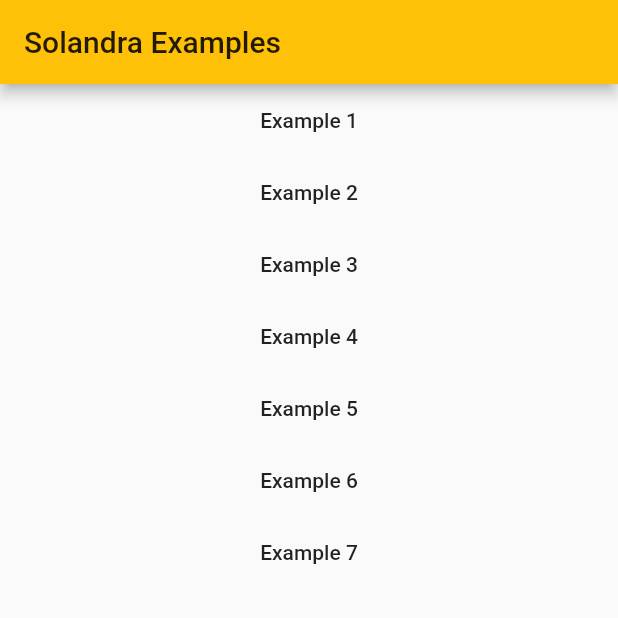
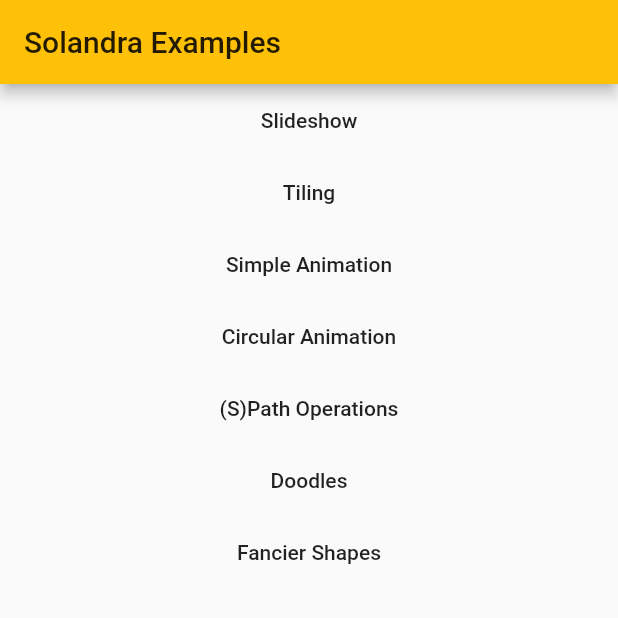
Before and after one commit to jamesporter/solandra-flutter, a Flutter app: the screen it shows after launch, on a phone screen of 412 x 824 dp, the top half of it. Run offline on Flutter 3.47's test engine with Material 2 defaults, Android fonts, the phone set to English and light mode, and no system bars; our stand-ins replace flutter_hooks.

Commit message:
many more examples, improve setup a bit
the slideshow ones don't work with live reload... should figure out how to do that

```diff
--- /dev/null
+++ b/example/lib/examples.dart
@@ -0,0 +1,41 @@
+import 'package:example/hello_solandra.dart';
+import 'package:example/hello_solandra_five.dart';
+import 'package:example/hello_solandra_four.dart';
+import 'package:example/hello_solandra_seven.dart';
+import 'package:example/hello_solandra_six.dart';
+import 'package:example/hello_solandra_three.dart';
+import 'package:example/hello_solandra_two.dart';
+import 'package:example/home_screen.dart';
+import 'package:flutter/material.dart';
+
+final Map<String, Widget Function(BuildContext ctx)> examples = {
+  "Slideshow": (_) => ExampleOne(),
+  "Tiling": (_) => ExampleTwo(),
+  "Simple Animation": (_) => ExampleThree(),
+  "Circular Animation": (_) => ExampleFour(),
+  "(S)Path Operations": (_) => ExampleFive(),
+  "Doodles": (_) => ExampleSix(),
+  "Fancier Shapes": (_) => ExampleSeven()
+};
+
+Map<String, Widget Function(BuildContext ctx)> routes() {
+  Map<String, Widget Function(BuildContext ctx)> routeMap = {
+    "/": (_) => HomeScreen()
+  };
+  var i = 1;
+  examples.forEach((key, value) {
+    routeMap["/$i"] = value;
+    i++;
+  });
+  return routeMap;
+}
+
+List<String> routeNames() {
+  List<String> names = [];
+  examples.forEach((key, value) {
+    names.add(key);
+  });
+  return names;
+}
+
+final examplesCount = examples.length;
--- a/example/lib/home_screen.dart
+++ b/example/lib/home_screen.dart
@@ -1,8 +1,11 @@
 import 'package:flutter/material.dart';
+import 'examples.dart';
 
 class HomeScreen extends StatelessWidget {
   @override
   Widget build(BuildContext context) {
+    final names = routeNames();
+
     return Scaffold(
         appBar: AppBar(
           title: const Text("Solandra Examples"),
@@ -20,8 +23,8 @@ class HomeScreen extends StatelessWidget {
                   },
                   child: Padding(
                       padding: const EdgeInsets.all(16),
-                      child: Text("Example ${idx + 1}")));
-            }, childCount: 7))
+                      child: Text(names[idx])));
+            }, childCount: examplesCount))
           ],
         ));
   }
--- a/example/lib/main.dart
+++ b/example/lib/main.dart
@@ -1,11 +1,4 @@
-import 'package:example/hello_solandra.dart';
-import 'package:example/hello_solandra_five.dart';
-import 'package:example/hello_solandra_four.dart';
-import 'package:example/hello_solandra_seven.dart';
-import 'package:example/hello_solandra_six.dart';
-import 'package:example/hello_solandra_three.dart';
-import 'package:example/hello_solandra_two.dart';
-import 'package:example/home_screen.dart';
+import 'package:example/examples.dart';
 import 'package:flutter/material.dart';
 
 void main() {
@@ -33,16 +26,7 @@ class MyApp extends StatelessWidget {
               TargetPlatform.windows: FadeUpwardsPageTransitionsBuilder(),
             },
           )),
-      routes: {
-        "/": (_) => HomeScreen(),
-        "/1": (_) => ExampleOne(),
-        "/2": (_) => ExampleTwo(),
-        "/3": (_) => ExampleThree(),
-        "/4": (_) => ExampleFour(),
-        "/5": (_) => ExampleFive(),
-        "/6": (_) => ExampleSix(),
-        "/7": (_) => ExampleSeven()
-      },
+      routes: routes(),
       // showPerformanceOverlay: true,
       debugShowCheckedModeBanner: false,
     );
--- a/lib/path.dart
+++ b/lib/path.dart
@@ -104,7 +104,7 @@ class CubicEdge extends PathEdge {
 }
 
 /// A higher level Path class; allows both building and manipulation of paths, prior to drawing
-class SPath implements Drawable {
+class SPath {
   List<PathEdge> edges = <PathEdge>[];
   late Point<double> currentPoint;
 
@@ -173,8 +173,8 @@ class SPath implements Drawable {
     return transformed((p) => p + by);
   }
 
-  SPath scaled(double scale) {
-    final c = centroid;
+  SPath scaled(double scale, {Point<double>? about}) {
+    final c = about ?? centroid;
     return transformed((pt) => c + (pt - c) * scale);
   }
 
--- a/lib/solandra.dart
+++ b/lib/solandra.dart
@@ -265,7 +265,8 @@ class Solandra {
 
   /// Give a bunch of cases, do one with probabilty in proportion to proportion given.
   ///
-  /// NB this is unlikely to be the most efficient way to do this when you iterate over it many times
+  /// NB this is unlikely to be the most efficient way to do this when you iterate over it many times as there is some setup cost
+  /// but you should be easily able to rewrite if necessary, calling `random()` directly.
   proportionately(List<Case> cases) {
     final total = cases
         .map((c) => c.proportion)
```
Also changed, not shown: example/lib/hello_solandra.dart (+91 -6 lines), example/lib/hello_solandra_six.dart (+23 -8 lines).
